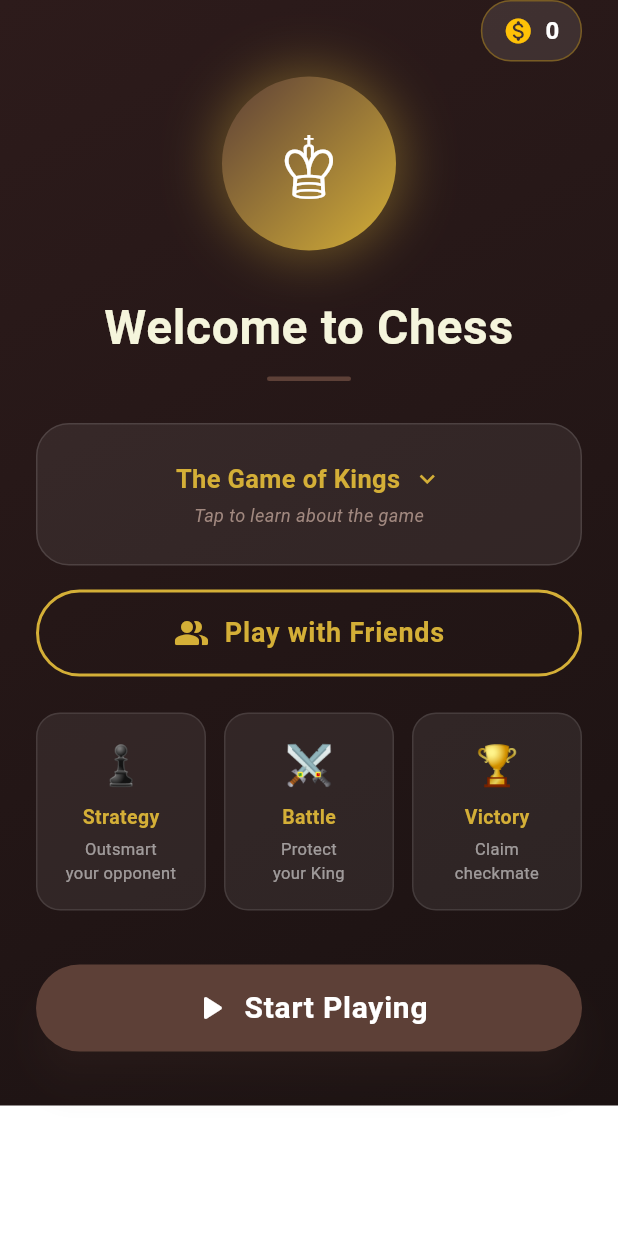
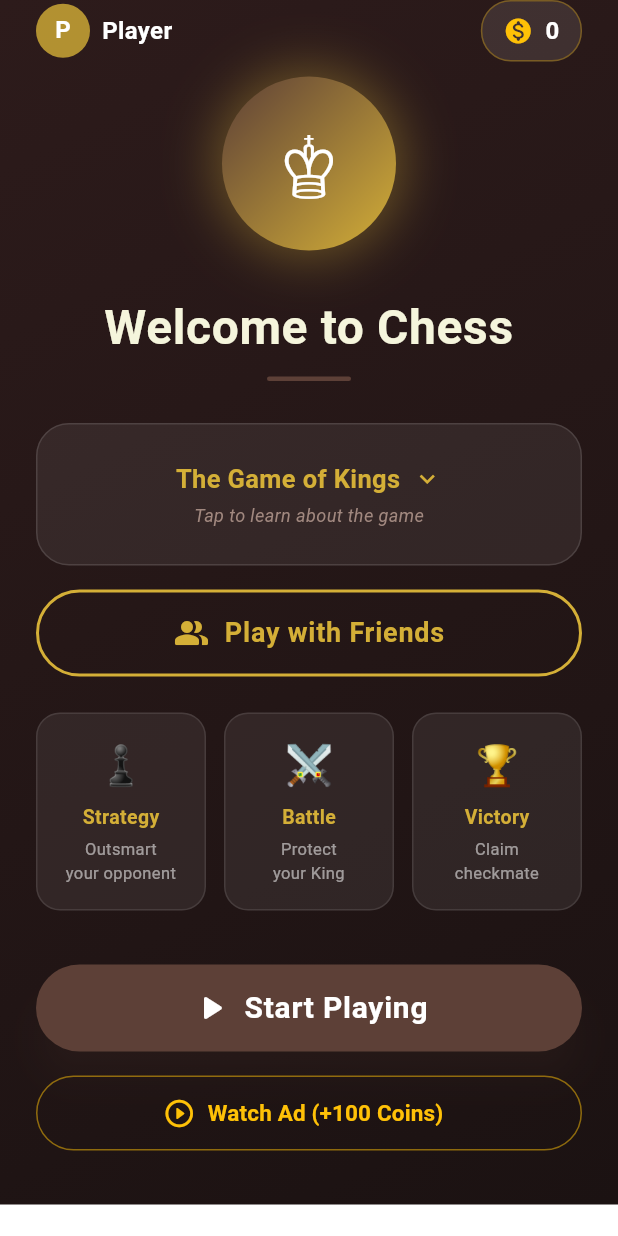
Before and after one commit to SabinaRosie/Sabina_Chess, a Flutter app: the DashboardPage screen opened directly, on a phone screen of 412 x 824 dp. Run offline on Flutter 3.47's test engine with Material 3 defaults, Android fonts, the phone set to English and light mode, and no system bars; our stand-ins replace audioplayers, cached_network_image, chewie, firebase_core, firebase_messaging, flutter_local_notifications and 8 more; missing offline and left inert: flutter_foreground_task, flutter_screen_recording, flutter_webrtc, fvp, record; accounts and stored records are empty; network calls fail; statements that could not run were skipped.

Commit message:
fix: profile icon  added and watch ad button added

```diff
--- a/chess_demo_sabina/lib/features/dashboard/pages/dashboard_page.dart
+++ b/chess_demo_sabina/lib/features/dashboard/pages/dashboard_page.dart
@@ -25,6 +25,7 @@ class _DashboardPageState extends State<DashboardPage>
   bool _showInfo = false; // ── Toggle for description ──
   int _invitationCount = 0;
   int _coins = 0;
+  String _username = "Player";
   StreamSubscription? _invitationSub;
 
   @override
@@ -57,6 +58,7 @@ class _DashboardPageState extends State<DashboardPage>
     if (result['success']) {
       setState(() {
         _coins = result['data']['coins'] ?? 0;
+        _username = result['data']['username'] ?? 'Player';
       });
     }
   }
@@ -314,8 +316,31 @@ class _DashboardPageState extends State<DashboardPage>
                   children: [
                     // ── Coin Header Row ──
                     Row(
-                      mainAxisAlignment: MainAxisAlignment.end,
+                      mainAxisAlignment: MainAxisAlignment.spaceBetween,
                       children: [
+                        // ── Profile Icon ──
+                        Row(
+                          children: [
+                            CircleAvatar(
+                              backgroundColor: AppColors.secondaryColor.withOpacity(0.8),
+                              radius: 18,
+                              child: Text(
+                                _username.isNotEmpty ? _username[0].toUpperCase() : 'P',
+                                style: const TextStyle(color: Colors.white, fontWeight: FontWeight.bold),
+                              ),
+                            ),
+                            const SizedBox(width: 8),
+                            Text(
+                              _username,
+                              style: const TextStyle(
+                                color: Colors.white,
+                                fontWeight: FontWeight.bold,
+                                fontSize: 16,
+                              ),
+                            ),
+                          ],
+                        ),
+                        // ── Coins ──
                         GestureDetector(
                           onTap: _showCoinDialog,
                           child: Container(
@@ -601,6 +626,27 @@ class _DashboardPageState extends State<DashboardPage>
                         ),
                       ),
                     ),
+                    const SizedBox(height: 16),
+                    // ── Watch Ad to Earn Coins Button ──
+                    SizedBox(
+                      width: double.infinity,
+                      height: 50,
+                      child: OutlinedButton.icon(
+                        onPressed: _watchAdForCoins,
+                        icon: const Icon(Icons.play_circle_outline_rounded, size: 22),
+                        label: const Text(
+                          "Watch Ad (+100 Coins)",
+                          style: TextStyle(fontSize: 15, fontWeight: FontWeight.bold),
+                        ),
+                        style: OutlinedButton.styleFrom(
+                          foregroundColor: Colors.amber,
+                          side: BorderSide(color: Colors.amber.withOpacity(0.5)),
+                          shape: RoundedRectangleBorder(
+                            borderRadius: BorderRadius.circular(32),
+                          ),
+                        ),
+                      ),
+                    ),
                     const SizedBox(height: 36),
                   ],
                 ),
```
Also changed, not shown: 2 other files.
